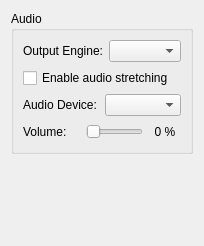
The window that src/citra_qt/configuration/configure_audio.ui (nick90845/citra) describes before a commit, drawn with Qt 5.
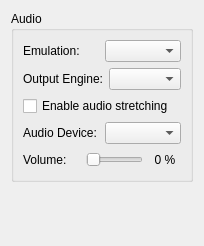
The same window after the commit.

```diff
--- a/src/citra_qt/configuration/configure_audio.ui
+++ b/src/citra_qt/configuration/configure_audio.ui
@@ -17,6 +17,23 @@
       <string>Audio</string>
      </property>
      <layout class="QVBoxLayout">
+      <item>
+       <layout class="QHBoxLayout" name="horizontalLayout_emulation">
+        <property name="bottomMargin">
+         <number>0</number>
+        </property>
+        <item>
+         <widget class="QLabel" name="label_emulation">
+          <property name="text">
+           <string>Emulation:</string>
+          </property>
+         </widget>
+        </item>
+        <item>
+         <widget class="QComboBox" name="emulation_combo_box"/>
+        </item>
+       </layout>
+      </item>
       <item>
        <layout class="QHBoxLayout">
         <item>
```
